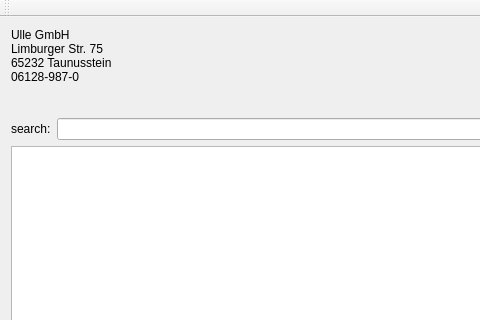
This is src/PhoneBook/MainWindow.ui in Ulle84/ToolBox as Qt 5 draws it before an edit; both pictures show x 0 to 480 and y 0 to 320 of the 636 by 495 pixel window. The edited form follows.
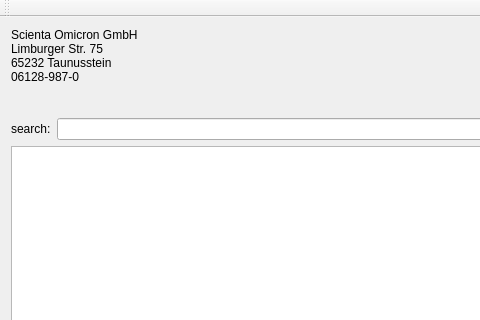
This is the edited form.

Patch:
```diff
--- a/src/PhoneBook/MainWindow.ui
+++ b/src/PhoneBook/MainWindow.ui
@@ -18,7 +18,7 @@
     <item>
      <widget class="QLabel" name="label_2">
       <property name="text">
-       <string>Ulle GmbH
+       <string>Scienta Omicron GmbH
 Limburger Str. 75
 65232 Taunusstein
 06128-987-0
```
